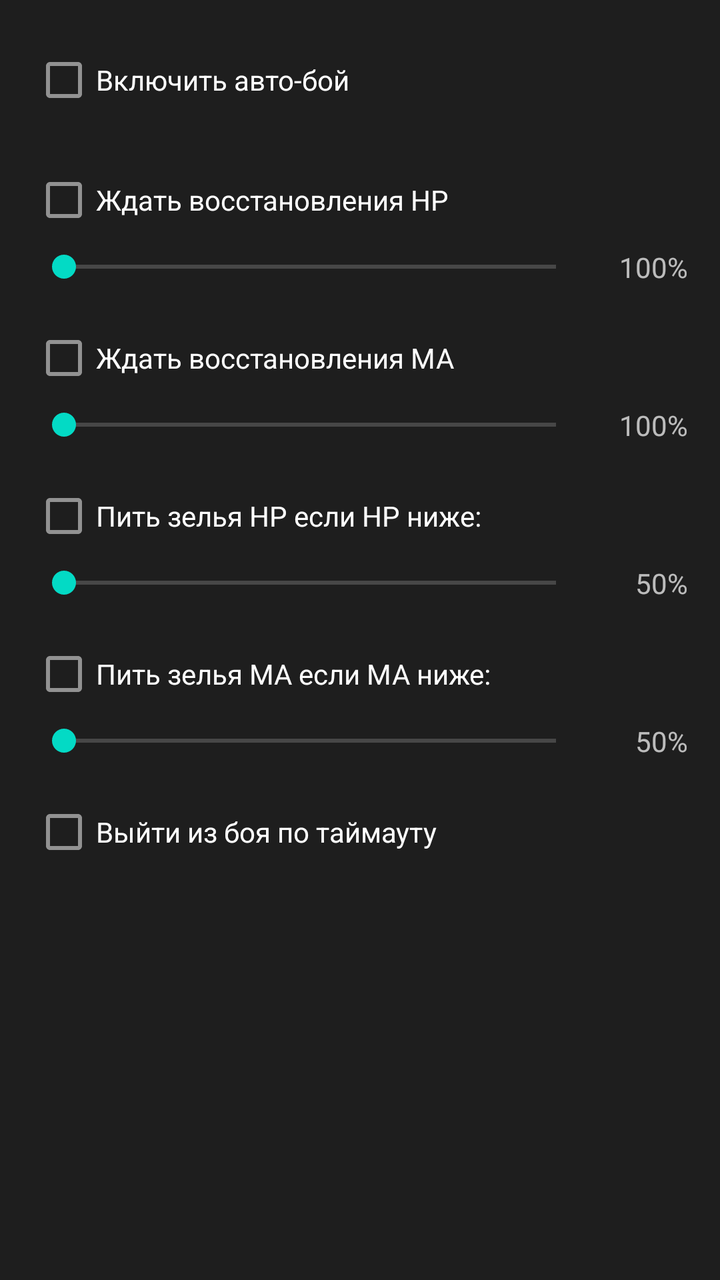
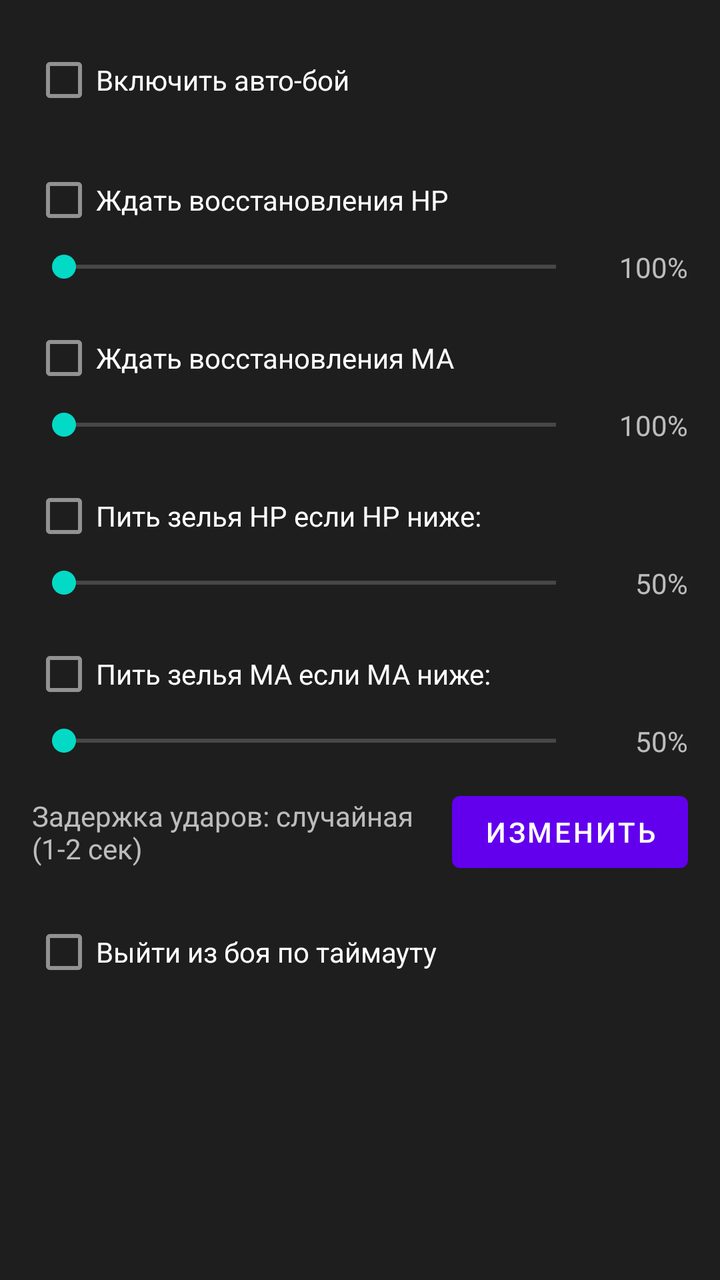

Compare the two renders of this Android layout. The source of the first and the diff that turns it into the second are given below.
<!-- AndroidManifest.xml: application theme Theme.ABClient -->
<!-- res/layout/tab_autoboi_general.xml -->
<?xml version="1.0" encoding="utf-8"?>
<ScrollView xmlns:android="http://schemas.android.com/apk/res/android"
    android:layout_width="match_parent"
    android:layout_height="match_parent"
    android:background="@color/ab_autoboi_bg"
    android:theme="@style/ThemeOverlay.MaterialComponents.Dark">

    <LinearLayout
        android:layout_width="match_parent"
        android:layout_height="wrap_content"
        android:orientation="vertical"
        android:padding="16dp">

        
        <CheckBox
            android:id="@+id/checkDoAutoboi"
            android:layout_width="match_parent"
            android:layout_height="wrap_content"
            android:text="Включить авто-бой"
            android:layout_marginBottom="12dp" />
        
        <CheckBox
            android:id="@+id/checkDoWaitHp"
            android:layout_width="match_parent"
            android:layout_height="wrap_content"
            android:text="Ждать восстановления HP" />

        <LinearLayout
            android:layout_width="match_parent"
            android:layout_height="wrap_content"
            android:orientation="horizontal"
            android:gravity="center_vertical"
            android:layout_marginBottom="12dp">

            <SeekBar
                android:id="@+id/seekWaitHp"
                android:layout_width="0dp"
                android:layout_height="wrap_content"
                android:layout_weight="1"
                android:max="100" />

            <TextView
                android:id="@+id/tvWaitHp"
                android:layout_width="50dp"
                android:layout_height="wrap_content"
                android:gravity="end"
                android:text="100%" />

        </LinearLayout>

        
        <CheckBox
            android:id="@+id/checkDoWaitMa"
            android:layout_width="match_parent"
            android:layout_height="wrap_content"
            android:text="Ждать восстановления MA" />

        <LinearLayout
            android:layout_width="match_parent"
            android:layout_height="wrap_content"
            android:orientation="horizontal"
            android:gravity="center_vertical"
            android:layout_marginBottom="12dp">

            <SeekBar
                android:id="@+id/seekWaitMa"
                android:layout_width="0dp"
                android:layout_height="wrap_content"
                android:layout_weight="1"
                android:max="100" />

            <TextView
                android:id="@+id/tvWaitMa"
                android:layout_width="50dp"
                android:layout_height="wrap_content"
                android:gravity="end"
                android:text="100%" />

        </LinearLayout>

        
        <CheckBox
            android:id="@+id/checkDoDrinkHp"
            android:layout_width="match_parent"
            android:layout_height="wrap_content"
            android:text="Пить зелья HP если HP ниже:" />

        <LinearLayout
            android:layout_width="match_parent"
            android:layout_height="wrap_content"
            android:orientation="horizontal"
            android:gravity="center_vertical"
            android:layout_marginBottom="12dp">

            <SeekBar
                android:id="@+id/seekDrinkHp"
                android:layout_width="0dp"
                android:layout_height="wrap_content"
                android:layout_weight="1"
                android:max="100" />

            <TextView
                android:id="@+id/tvDrinkHp"
                android:layout_width="50dp"
                android:layout_height="wrap_content"
                android:gravity="end"
                android:text="50%" />

        </LinearLayout>

        
        <CheckBox
            android:id="@+id/checkDoDrinkMa"
            android:layout_width="match_parent"
            android:layout_height="wrap_content"
            android:text="Пить зелья MA если MA ниже:" />

        <LinearLayout
            android:layout_width="match_parent"
            android:layout_height="wrap_content"
            android:orientation="horizontal"
            android:gravity="center_vertical"
            android:layout_marginBottom="12dp">

            <SeekBar
                android:id="@+id/seekDrinkMa"
                android:layout_width="0dp"
                android:layout_height="wrap_content"
                android:layout_weight="1"
                android:max="100" />

            <TextView
                android:id="@+id/tvDrinkMa"
                android:layout_width="50dp"
                android:layout_height="wrap_content"
                android:gravity="end"
                android:text="50%" />

        </LinearLayout>

        
        <CheckBox
            android:id="@+id/checkDoWinTimeout"
            android:layout_width="match_parent"
            android:layout_height="wrap_content"
            android:text="Выйти из боя по таймауту"
            android:layout_marginBottom="12dp" />

    </LinearLayout>

</ScrollView>
<!-- resources referenced by this layout -->
<resources>
  <color name="ab_autoboi_bg">#1E1E1E</color>
  <style name="Theme.ABClient" parent="Theme.MaterialComponents.DayNight.DarkActionBar">
          
          <item name="colorPrimary">@color/purple_500</item>
          <item name="colorPrimaryVariant">@color/purple_700</item>
          <item name="colorOnPrimary">@color/white</item>
          
          <item name="colorSecondary">@color/teal_200</item>
          <item name="colorSecondaryVariant">@color/teal_700</item>
          <item name="colorOnSecondary">@color/black</item>
          
          <item name="android:statusBarColor" tools:targetApi="l">?attr/colorPrimaryVariant</item>
          
      </style>
  <color name="purple_500">#FF6200EE</color>
  <color name="purple_700">#FF3700B3</color>
  <color name="white">#FFFFFFFF</color>
  <color name="teal_200">#FF03DAC5</color>
  <color name="teal_700">#FF018786</color>
  <color name="black">#FF000000</color>
</resources>

<!-- the commit's change to res/layout/tab_autoboi_general.xml (unified diff, before → after) -->
@@ -139,6 +139,27 @@
         </LinearLayout>
 
         
+        <LinearLayout
+            android:layout_width="match_parent"
+            android:layout_height="wrap_content"
+            android:orientation="horizontal"
+            android:gravity="center_vertical"
+            android:layout_marginBottom="12dp">
+
+            <TextView
+                android:id="@+id/tvHitDelaySecValue"
+                android:layout_width="0dp"
+                android:layout_height="wrap_content"
+                android:layout_weight="1"
+                android:text="Задержка ударов: случайная (1-2 сек)" />
+
+            <Button
+                android:id="@+id/btnSetHitDelaySec"
+                android:layout_width="wrap_content"
+                android:layout_height="wrap_content"
+                android:text="Изменить" />
+        </LinearLayout>
+
         <CheckBox
             android:id="@+id/checkDoWinTimeout"
             android:layout_width="match_parent"
